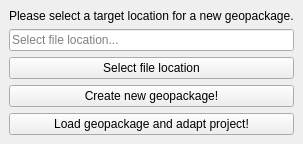
This is nin_qgis_plugin/nin_qgis_plugin_dockwidget_base.ui in geco-nhm/nin-qgis-plugin as Qt 5 draws it before an edit. The edited form follows.
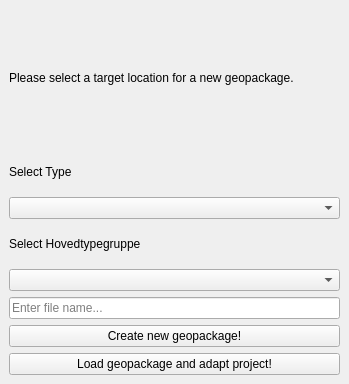
This is the edited form.

Commit message: merge before dev branch for ui_filter

Diff of the .ui file:
```diff
--- a/nin_qgis_plugin/nin_qgis_plugin_dockwidget_base.ui
+++ b/nin_qgis_plugin/nin_qgis_plugin_dockwidget_base.ui
@@ -6,44 +6,64 @@
    <rect>
     <x>0</x>
     <y>0</y>
-    <width>232</width>
-    <height>141</height>
+    <width>349</width>
+    <height>384</height>
    </rect>
   </property>
   <property name="windowTitle">
    <string>Natur i Norge mapping</string>
   </property>
   <widget class="QWidget" name="dockWidgetContents">
-   <layout class="QGridLayout" name="gridLayout">
-    <item row="0" column="0">
+   <layout class="QVBoxLayout" name="verticalLayout">
+    <item>
      <widget class="QLabel" name="label">
       <property name="text">
        <string>Please select a target location for a new geopackage.</string>
       </property>
      </widget>
     </item>
-    <item row="1" column="0">
+    <item>
+     <layout class="QVBoxLayout" name="verticalLayout_2">
+      <item>
+       <widget class="QLabel" name="label_2">
+        <property name="text">
+         <string>Select Type</string>
+        </property>
+        <property name="buddy">
+         <cstring>label_2</cstring>
+        </property>
+       </widget>
+      </item>
+      <item>
+       <widget class="QComboBox" name="SelectType"/>
+      </item>
+      <item>
+       <widget class="QLabel" name="label_3">
+        <property name="text">
+         <string>Select Hovedtypegruppe</string>
+        </property>
+       </widget>
+      </item>
+      <item>
+       <widget class="QComboBox" name="SelectHovedtypegruppe"/>
+      </item>
+     </layout>
+    </item>
+    <item>
      <widget class="QLineEdit" name="filenameLineEdit">
       <property name="placeholderText">
-       <string>Select file location...</string>
-     </property>
+       <string>Enter file name...</string>
+      </property>
      </widget>
     </item>
-    <item row="2" column="0">
-      <widget class="QPushButton" name="selectFileButton">
-        <property name="text">
-          <string>Select file location</string>
-        </property>
-     </widget>
-    </item>
-    <item row="3" column="0">
+    <item>
      <widget class="QPushButton" name="createPolygonButton">
       <property name="text">
        <string>Create new geopackage!</string>
       </property>
      </widget>
     </item>
-    <item row="4" column="0">
+    <item>
      <widget class="QPushButton" name="changeProjectSettingsButton">
       <property name="text">
        <string>Load geopackage and adapt project!</string>
```
The commit also changes 2 other files.
